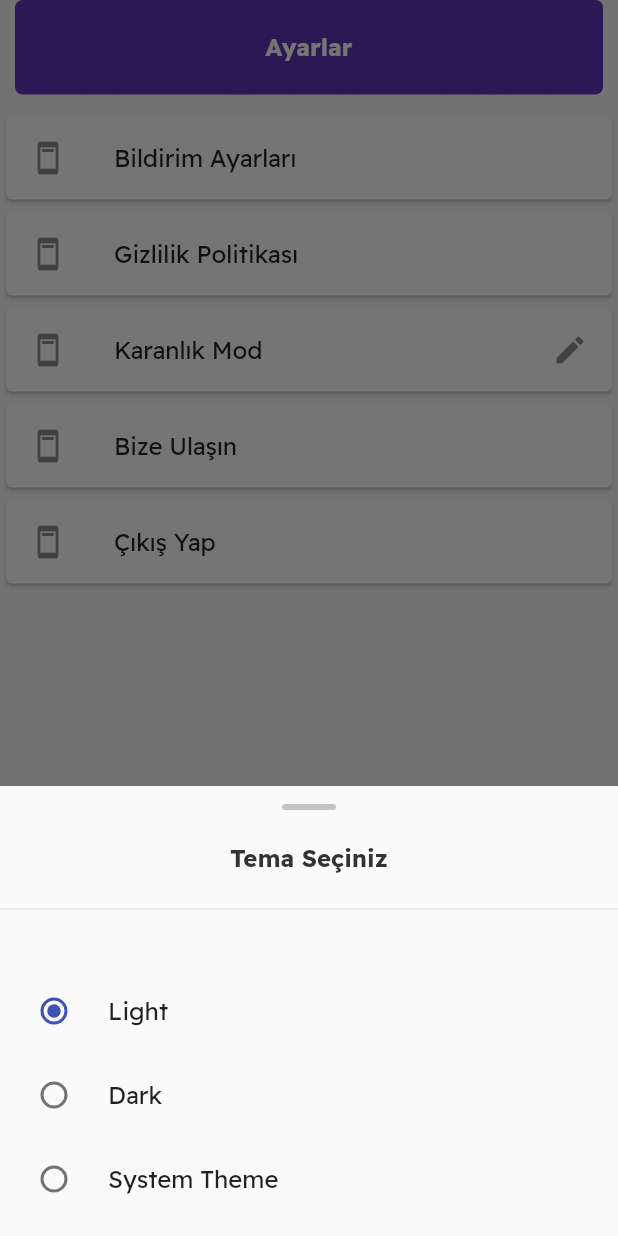
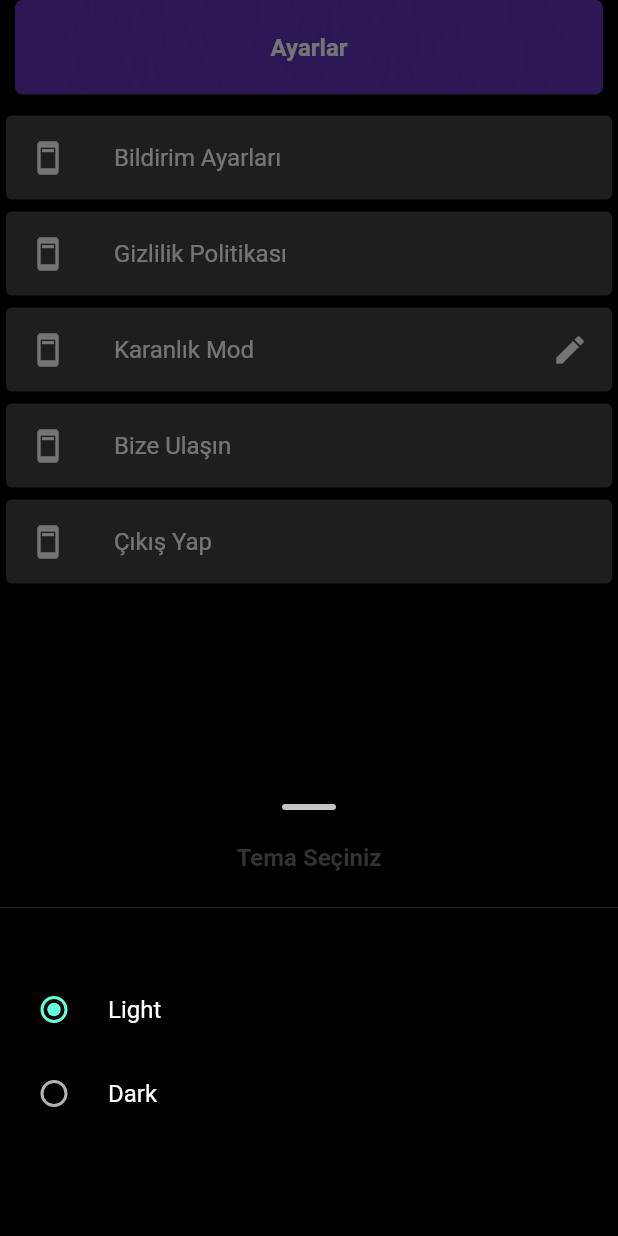
Before and after one commit to mirsaiddev/ehliyetim, a Flutter app: the screen it shows after launch, item 4 of the bottom bar chosen, after a tap on the "edit" icon, on a phone screen of 412 x 824 dp. Run offline on Flutter 3.47's test engine with Material 2 defaults, Android fonts, the phone set to English and light mode, and no system bars; our stand-ins replace flutter_html, hive_flutter; accounts and stored records are empty.

Commit message:
working with theme setting

```diff
--- a/lib/main.dart
+++ b/lib/main.dart
@@ -2,8 +2,8 @@ import 'package:ehliyetim/providers/bottom_nav_bar_provider.dart';
 import 'package:ehliyetim/providers/quiz_provider.dart';
 import 'package:ehliyetim/providers/splash_provider.dart';
 import 'package:ehliyetim/screens/Splash/splash_screen.dart';
-import 'package:ehliyetim/theme/theme_data.dart';
 import 'package:flutter/material.dart';
+import 'package:flutter/services.dart';
 import 'package:provider/provider.dart';
 import 'package:hive_flutter/hive_flutter.dart';
 
@@ -16,6 +16,7 @@ Future<void> main() async {
 }
 
 class MyApp extends StatelessWidget {
+  static final ValueNotifier<ThemeMode> themeNotifier = ValueNotifier(ThemeMode.dark);
   const MyApp({Key? key}) : super(key: key);
 
   @override
@@ -26,11 +27,27 @@ class MyApp extends StatelessWidget {
         ChangeNotifierProvider(create: (context) => QuizProvider()),
         ChangeNotifierProvider(create: (context) => SplashProvider()),
       ],
-      child: MaterialApp(
-        title: 'Ehliyetim',
-        theme: themeData,
-        themeMode: ThemeMode.system,
-        home: SplashScreen(),
+      child: ValueListenableBuilder<ThemeMode>(
+        valueListenable: themeNotifier,
+        builder: (_, ThemeMode currentMode, __) {
+          return MaterialApp(
+            title: 'Ehliyetim',
+            theme: ThemeData(primarySwatch: Colors.purple),
+            darkTheme: ThemeData(
+                primaryColor: Colors.black,
+                primaryColorLight: Colors.black,
+                brightness: Brightness.dark,
+                primaryColorDark: Colors.black,
+                indicatorColor: Colors.white,
+                canvasColor: Colors.black,
+                textTheme: TextTheme(),
+
+                // next line is important!
+                appBarTheme: AppBarTheme(systemOverlayStyle: SystemUiOverlayStyle.light)),
+            themeMode: currentMode,
+            home: SplashScreen(),
+          );
+        },
       ),
     );
   }
--- a/lib/screens/Profil/profil_screen.dart
+++ b/lib/screens/Profil/profil_screen.dart
@@ -1,5 +1,6 @@
 import 'package:flutter/material.dart';
 
+import '../../main.dart';
 import '../../widgets/custom_app_bar.dart';
 
 class ProfilScreen extends StatefulWidget {
@@ -12,7 +13,6 @@ class ProfilScreen extends StatefulWidget {
 enum AppTheme {
   light,
   dark,
-  system,
 }
 
 @override
@@ -145,6 +145,9 @@ class _ThemeSelectState extends State<ThemeSelect> {
             setState(() {
               _appTheme = value;
             });
+            MyApp.themeNotifier.value = MyApp.themeNotifier.value == ThemeMode.light
+                ? ThemeMode.dark
+                : ThemeMode.light;
           },
         ),
         RadioListTile<AppTheme>(
@@ -154,16 +157,9 @@ class _ThemeSelectState extends State<ThemeSelect> {
           onChanged: (AppTheme? value) {
             setState(() {
               _appTheme = value;
-            });
-          },
-        ),
-        RadioListTile<AppTheme>(
-          title: Text('System Theme'),
-          value: AppTheme.system,
-          groupValue: _appTheme,
-          onChanged: (AppTheme? value) {
-            setState(() {
-              _appTheme = value;
+              MyApp.themeNotifier.value = MyApp.themeNotifier.value == ThemeMode.light
+                  ? ThemeMode.dark
+                  : ThemeMode.light;
             });
           },
         ),
```
Also changed, not shown: lib/screens/TopicDetail/topic_detail_screen.dart (+6 -4 lines).
